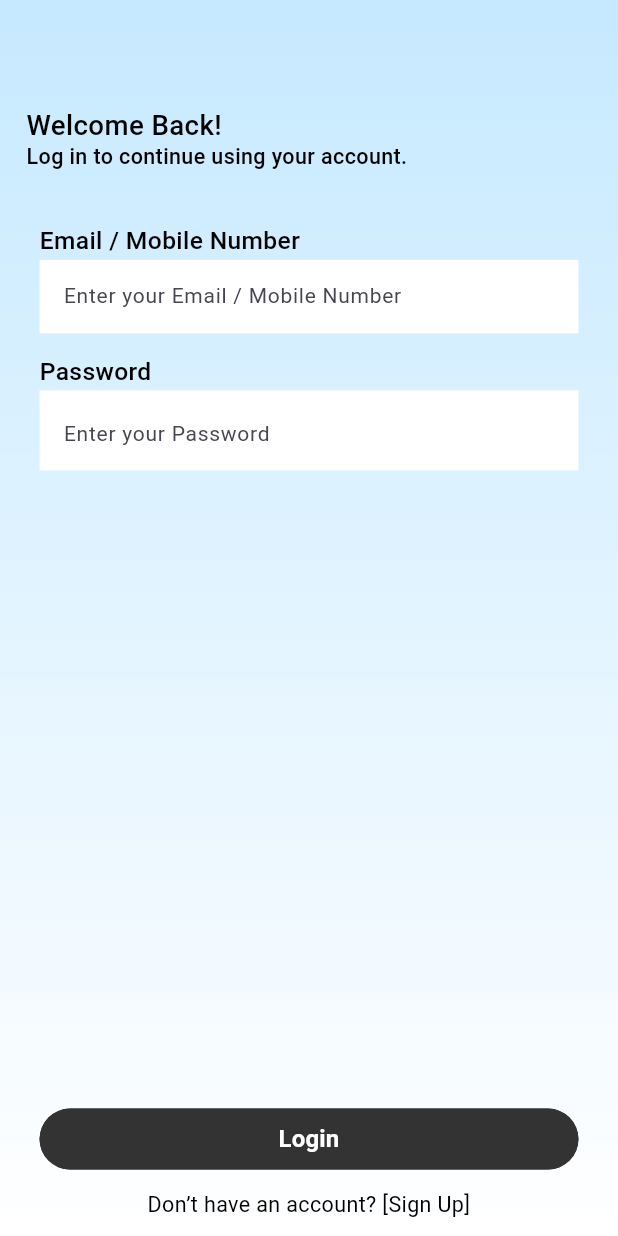
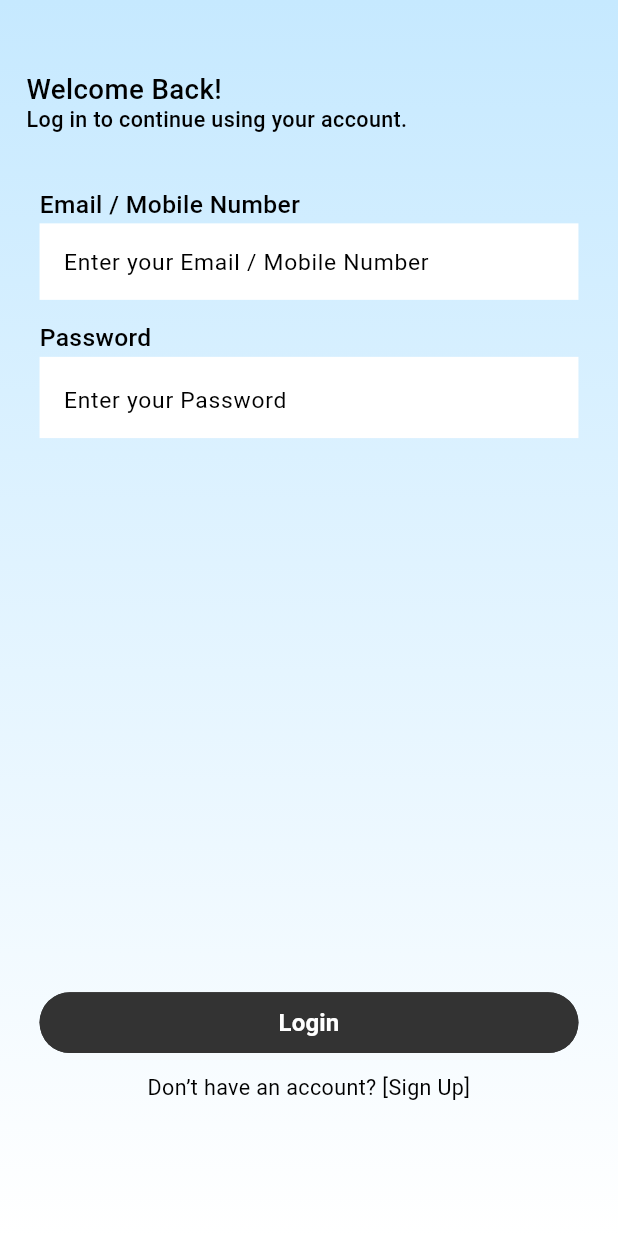
Before and after one commit to rohitrawatgopi/main_kkd_repo, a Flutter app: the LoginScreen screen opened by its route, on a phone screen of 412 x 824 dp. Run offline on Flutter 3.47's test engine with Material 3 defaults, Android fonts, the phone set to English and light mode, and no system bars; our stand-ins replace bloc, cached_network_image, carousel_slider, connectivity_plus, dio, file_picker and 14 more; missing offline and left inert: mobile_scanner; accounts and stored records are empty; Roboto replaces fonts that are missing (SF Pro); project files that could hold a hidden picture were left out.

Commit message:
login overflow solved

```diff
--- a/lib/features/2auth/ui/login.dart
+++ b/lib/features/2auth/ui/login.dart
@@ -33,8 +33,11 @@ class _LoginScreenState extends State<LoginScreen> {
 
   @override
   Widget build(BuildContext context) {
-    return Scaffold(
-      body: Container(
+    return AnnotatedRegion(
+      value: SystemUiOverlayStyle(statusBarColor: AppColors.appColor),
+      child: Scaffold(
+        body: SafeArea(
+          child: Container(
             height: double.infinity,
             width: double.infinity,
             decoration: BoxDecoration(
@@ -57,64 +60,10 @@ class _LoginScreenState extends State<LoginScreen> {
               },
               child: BlocBuilder<AuthCubit, AuthState>(
                 builder: (context, state) {
-              // if (state is AuthShowDilog) {
-              //   final currentLocale = context
-              //       .read<LanguageCubit>()
-              //       .state
-              //       .languageCode;
-              //   String selectedLang = currentLocale;
-
-              //   return AlertDialog(
-              //     backgroundColor: AppColors.appWhite,
-              //     shape: RoundedRectangleBorder(
-              //       borderRadius: BorderRadius.circular(16),
-              //     ),
-              //     title: const Text('Select Language'),
-              //     content: Column(
-              //       mainAxisSize: MainAxisSize.min,
-              //       children: [
-              //         RadioListTile<String>(
-              //           value: 'en',
-              //           groupValue: selectedLang,
-              //           title: const Text('English'),
-              //           onChanged: (value) {
-              //             if (value != null) {
-              //               context.read<LanguageCubit>().changeLanguage(value);
-              //               // Close dialog
-              //               context.read<AuthCubit>().emit(
-              //                 AuthInitial(),
-              //               ); // Reset
-              //             }
-              //           },
-              //         ),
-              //         RadioListTile<String>(
-              //           value: 'hi',
-              //           groupValue: selectedLang,
-              //           title: const Text('हिंदी'),
-              //           onChanged: (value) {
-              //             if (value != null) {
-              //               context.read<LanguageCubit>().changeLanguage(value);
-              //               // Close dialog
-              //               context.read<AuthCubit>().emit(
-              //                 AuthInitial(),
-              //               ); // Reset
-              //             }
-              //           },
-              //         ),
-              //       ],
-              //     ),
-              //   );
-              // }
-
                   return SingleChildScrollView(
-                child: ConstrainedBox(
-                  constraints: BoxConstraints(
-                    minHeight: MediaQuery.of(
-                      context,
-                    ).size.height, // full screen height
-                  ),
-                  child: IntrinsicHeight(
-                    child: Form(
+                    child: Column(
+                      children: [
+                        Form(
                           key: _formKey,
                           autovalidateMode: AutovalidateMode.onUnfocus,
                           child: Column(
@@ -124,7 +73,7 @@ class _LoginScreenState extends State<LoginScreen> {
                                 child: Column(
                                   crossAxisAlignment: CrossAxisAlignment.start,
                                   children: [
-                                Gap(72.h),
+                                    Gap(48.h),
                                     CustomLoginHeaad(),
 
                                     Container(
@@ -136,7 +85,8 @@ class _LoginScreenState extends State<LoginScreen> {
                                       child: Column(
                                         crossAxisAlignment:
                                             CrossAxisAlignment.start,
-                                    mainAxisAlignment: MainAxisAlignment.start,
+                                        mainAxisAlignment:
+                                            MainAxisAlignment.start,
                                         children: [
                                           AppText(
                                             fontWeight: FontWeight.w500,
@@ -199,7 +149,8 @@ class _LoginScreenState extends State<LoginScreen> {
 
                                               return AppTextField(
                                                 validator: RequiredValidator(
-                                              errorText: AppLocalizations.of(
+                                                  errorText:
+                                                      AppLocalizations.of(
                                                         context,
                                                       )!.passworisrequired,
                                                 ).call,
@@ -209,7 +160,8 @@ class _LoginScreenState extends State<LoginScreen> {
                                                 )!.enterYourPassword,
                                                 obscureText: cubit.isSSecure,
                                                 surfixIcon: InkWell(
-                                              onTap: () => cubit.toggleSecure(),
+                                                  onTap: () =>
+                                                      cubit.toggleSecure(),
 
                                                   child: Icon(
                                                     size: 18.w,
@@ -227,8 +179,11 @@ class _LoginScreenState extends State<LoginScreen> {
                                   ],
                                 ),
                               ),
+
+                              Gap(364.h),
                               Column(
-                            mainAxisAlignment: MainAxisAlignment.spaceAround,
+                                mainAxisAlignment:
+                                    MainAxisAlignment.spaceAround,
                                 children: [
                                   BlocBuilder<AuthCubit, AuthState>(
                                     builder: (context, state) {
@@ -240,7 +195,9 @@ class _LoginScreenState extends State<LoginScreen> {
                                       return AppButton(
                                         color: AppColors.textLightColor,
                                         onPressed: _tryLogin,
-                                    title: AppLocalizations.of(context)!.login,
+                                        title: AppLocalizations.of(
+                                          context,
+                                        )!.login,
                                       );
                                     },
                                   ),
@@ -269,13 +226,15 @@ class _LoginScreenState extends State<LoginScreen> {
                             ],
                           ),
                         ),
-                  ),
+                      ],
                     ),
                   );
                 },
               ),
             ),
           ),
+        ),
+      ),
     );
   }
 }
--- a/lib/features/3bottom/withdraw/ui/Withdraw.dart
+++ b/lib/features/3bottom/withdraw/ui/Withdraw.dart
@@ -138,11 +138,7 @@ class WithdrawScreen extends StatelessWidget {
                             height: 40.h,
                             width: 279.w,
                             maxLines: 1,
-                            hintStyle: TextStyle(
-                              fontSize: 14.sp,
-                              fontWeight: FontWeight.w400,
-                              color: Colors.grey,
-                            ),
+
                             textSpace: -0.2,
                             keyBoardType: TextInputType.number,
                             hintText: AppLocalizations.of(
--- a/lib/utils/app_text_filed.dart
+++ b/lib/utils/app_text_filed.dart
@@ -144,7 +144,18 @@ class AppTextField extends StatelessWidget {
           prefixText: prefixText,
           suffixText: surfixText,
           hintText: hintText,
-          hintStyle: hintStyle,
+          hintStyle:
+              hintStyle ??
+              TextStyle(
+                    fontSize: 15
+                        .sp, // fixed size (sp lekin system scaling ko ignore karega niche line se)
+                    color: Colors.black,
+                  )
+                  .copyWith(fontSize: 15.sp)
+                  .apply(
+                    fontSizeFactor:
+                        1 / MediaQuery.textScalerOf(context).scale(1.0),
+                  ),
           suffixIcon: iconData,
           labelText: labelText == '' ? null : labelText,
           contentPadding: contentPadding,
```
Also changed, not shown: lib/features/2auth/ui/singup.dart (+11 -24 lines), lib/utils/search.container.dart (+11 -5 lines). Lines whose indentation alone changed are shown as unchanged.
